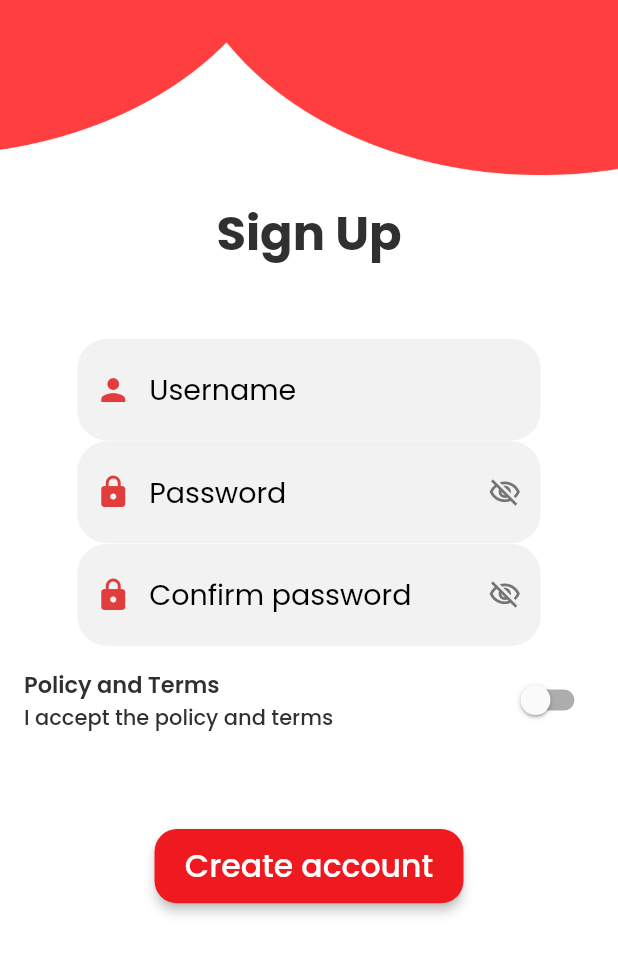
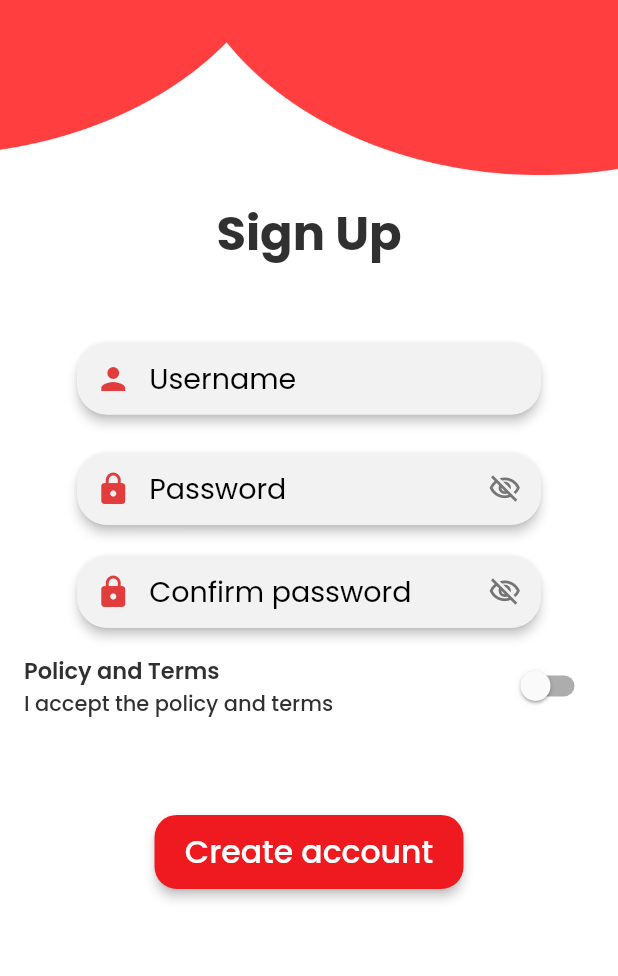
Before and after one commit to sergioloza2/Proyecto-Notas-Flutter, a Flutter app: the screen it shows after launch, after a tap on "Sign up", on a phone screen of 412 x 824 dp, the part 244-1220 px from its top. Run offline on Flutter 3.47's test engine with Material 2 defaults, Android fonts, the phone set to English and light mode, and no system bars; drawn by our look-alikes of auto_size_text; our stand-ins replace google_fonts; network calls fail.

Commit message:
Diseño pulido

```diff
--- a/lib/flutter_flow/flutter_flow_widgets.dart
+++ b/lib/flutter_flow/flutter_flow_widgets.dart
@@ -44,20 +44,31 @@ class FFButtonWidget extends StatelessWidget {
     @required this.onPressed,
     this.iconData,
     @required this.options,
+    this.autoSize = true,
   }) : super(key: key);
 
   final String text;
   final IconData iconData;
   final VoidCallback onPressed;
   final FFButtonOptions options;
+  final bool autoSize;
 
   @override
   Widget build(BuildContext context) {
-    final textWidget = AutoSizeText(
-      text,
-      style: options.textStyle,
-      maxLines: 1,
-    );
+    dynamic textWidget;
+    if (autoSize) {
+      textWidget = AutoSizeText(
+        text,
+        style: options.textStyle,
+        maxLines: 1,
+      );
+    } else {
+      textWidget = Text(
+        text,
+        style: options.textStyle,
+        maxLines: 1,
+      );
+    }
     if (iconData != null) {
       return SizedBox(
         height: options.height,
--- a/lib/homepage.dart
+++ b/lib/homepage.dart
@@ -1,3 +1,5 @@
+import 'package:flutter/services.dart';
+import 'package:test_flutter_flow/notespage.dart';
 import 'package:test_flutter_flow/signuppage.dart';
 
 import '../flutter_flow/flutter_flow_theme.dart';
@@ -33,7 +35,11 @@ class _HomePageWidgetState extends State<HomePageWidget> {
       key: scaffoldKey,
       resizeToAvoidBottomInset: false,
       backgroundColor: const Color(0xFFF5F5F5),
-      body: Container(
+      body: AnnotatedRegion<SystemUiOverlayStyle>(
+        value: const SystemUiOverlayStyle(
+          statusBarColor: Color(0xFFFF3E3F),
+        ),
+        child: Container(
           width: double.infinity,
           height: double.infinity,
           decoration: BoxDecoration(
@@ -93,19 +99,23 @@ class _HomePageWidgetState extends State<HomePageWidget> {
               Align(
                 alignment: const AlignmentDirectional(0, 0),
                 child: Padding(
-                padding: const EdgeInsetsDirectional.fromSTEB(0, 35, 0, 0),
+                  padding: const EdgeInsetsDirectional.fromSTEB(0, 35, 0, 10),
                   child: Container(
                     width: MediaQuery.of(context).size.width * 0.75,
-                  height: MediaQuery.of(context).size.height * 0.083,
+                    height: MediaQuery.of(context).size.height * 0.065,
                     decoration: const BoxDecoration(
                       color: Colors.white,
                     ),
                     alignment: const AlignmentDirectional(0, 0),
+                    child: Material(
+                      elevation: 3,
+                      borderRadius: BorderRadius.circular(20),
                       child: TextFormField(
                         autofocus: false,
                         controller: textController1,
                         obscureText: false,
                         decoration: InputDecoration(
+                          contentPadding: const EdgeInsets.only(top: 15),
                           hintText: 'Username',
                           hintStyle: FlutterFlowTheme.bodyText1.override(
                             fontFamily: 'Poppins',
@@ -140,21 +150,28 @@ class _HomePageWidgetState extends State<HomePageWidget> {
                     ),
                   ),
                 ),
+              ),
               Align(
                 alignment: const AlignmentDirectional(0, 0),
+                child: Padding(
+                  padding: const EdgeInsets.only(top: 10),
                   child: Container(
                     width: MediaQuery.of(context).size.width * 0.75,
-                height: MediaQuery.of(context).size.height * 0.083,
+                    height: MediaQuery.of(context).size.height * 0.065,
                     decoration: const BoxDecoration(
                       color: Colors.white,
                       shape: BoxShape.rectangle,
                     ),
                     alignment: const AlignmentDirectional(0, 0),
+                    child: Material(
+                      elevation: 3,
+                      borderRadius: BorderRadius.circular(20),
                       child: TextFormField(
                         autofocus: false,
                         controller: textController2,
                         obscureText: !passwordVisibility,
                         decoration: InputDecoration(
+                          contentPadding: const EdgeInsets.only(top: 15),
                           hintText: 'Password',
                           hintStyle: FlutterFlowTheme.bodyText1.override(
                             fontFamily: 'Poppins',
@@ -200,10 +217,12 @@ class _HomePageWidgetState extends State<HomePageWidget> {
                       ),
                     ),
                   ),
+                ),
+              ),
               Align(
                 alignment: const AlignmentDirectional(0, 0),
                 child: Padding(
-                padding: const EdgeInsetsDirectional.fromSTEB(0, 50, 0, 0),
+                  padding: const EdgeInsetsDirectional.fromSTEB(0, 40, 0, 0),
                   child: Container(
                     width: MediaQuery.of(context).size.width * 0.5,
                     height: MediaQuery.of(context).size.height * 0.06,
@@ -214,12 +233,19 @@ class _HomePageWidgetState extends State<HomePageWidget> {
                       alignment: const AlignmentDirectional(0, 0),
                       child: FFButtonWidget(
                         onPressed: () {
-                        print('Button pressed ...');
+                          // Falta implementar, verificar usuario y contraseña
+
+                          Navigator.push(
+                            context,
+                            MaterialPageRoute(
+                              builder: (context) => const NotesPageWidget(),
+                            ),
+                          );
                         },
                         text: 'Login',
                         options: FFButtonOptions(
                           width: double.infinity,
-                        height: 50,
+                          height: MediaQuery.of(context).size.height * 0.05,
                           color: const Color(0xFFEF1A20),
                           textStyle: FlutterFlowTheme.subtitle2.override(
                             fontSize: 21,
@@ -263,7 +289,7 @@ class _HomePageWidgetState extends State<HomePageWidget> {
                         text: 'Sign up',
                         options: FFButtonOptions(
                           width: double.infinity,
-                        height: 50,
+                          height: MediaQuery.of(context).size.height * 0.05,
                           color: const Color(0xFFEF1A20),
                           textStyle: FlutterFlowTheme.subtitle2.override(
                             fontSize: 21,
@@ -345,6 +371,7 @@ class _HomePageWidgetState extends State<HomePageWidget> {
             ],
           ),
         ),
+      ),
     );
   }
 }
--- a/lib/signuppage.dart
+++ b/lib/signuppage.dart
@@ -115,18 +115,22 @@ class _SignUpPageWidgetState extends State<SignUpPageWidget> {
             Align(
               alignment: const AlignmentDirectional(0, 0),
               child: Padding(
-                padding: const EdgeInsetsDirectional.fromSTEB(0, 26, 0, 0),
+                padding: const EdgeInsetsDirectional.fromSTEB(0, 26, 0, 10),
                 child: Container(
                   width: MediaQuery.of(context).size.width * 0.75,
-                  height: MediaQuery.of(context).size.height * 0.083,
+                  height: MediaQuery.of(context).size.height * 0.065,
                   decoration: const BoxDecoration(
                     color: Colors.white,
                   ),
                   alignment: const AlignmentDirectional(0, 0),
+                  child: Material(
+                    elevation: 3,
+                    borderRadius: BorderRadius.circular(20),
                     child: TextFormField(
                       controller: usernameTextController,
                       obscureText: false,
                       decoration: InputDecoration(
+                        contentPadding: const EdgeInsets.only(top: 15),
                         hintText: 'Username',
                         hintStyle: FlutterFlowTheme.bodyText1.override(
                           fontFamily: 'Poppins',
@@ -161,20 +165,27 @@ class _SignUpPageWidgetState extends State<SignUpPageWidget> {
                   ),
                 ),
               ),
+            ),
             Align(
               alignment: const AlignmentDirectional(0, 0),
+              child: Padding(
+                padding: const EdgeInsetsDirectional.fromSTEB(0, 10, 0, 15),
                 child: Container(
                   width: MediaQuery.of(context).size.width * 0.75,
-                height: MediaQuery.of(context).size.height * 0.083,
+                  height: MediaQuery.of(context).size.height * 0.065,
                   decoration: const BoxDecoration(
                     color: Colors.white,
                     shape: BoxShape.rectangle,
                   ),
                   alignment: const AlignmentDirectional(0, 0),
+                  child: Material(
+                    elevation: 3,
+                    borderRadius: BorderRadius.circular(20),
                     child: TextFormField(
                       controller: passwordTextController,
                       obscureText: !passwordVisibility1,
                       decoration: InputDecoration(
+                        contentPadding: const EdgeInsets.only(top: 15),
                         hintText: 'Password',
                         hintStyle: FlutterFlowTheme.bodyText1.override(
                           fontFamily: 'Poppins',
@@ -220,20 +231,26 @@ class _SignUpPageWidgetState extends State<SignUpPageWidget> {
                     ),
                   ),
                 ),
+              ),
+            ),
             Align(
               alignment: const AlignmentDirectional(0, 0),
               child: Container(
                 width: MediaQuery.of(context).size.width * 0.75,
-                height: MediaQuery.of(context).size.height * 0.083,
+                height: MediaQuery.of(context).size.height * 0.065,
                 decoration: const BoxDecoration(
                   color: Colors.white,
                   shape: BoxShape.rectangle,
                 ),
                 alignment: const AlignmentDirectional(0, 0),
+                child: Material(
+                  elevation: 3,
+                  borderRadius: BorderRadius.circular(20),
                   child: TextFormField(
                     controller: passwordConfirmTextController,
                     obscureText: !passwordVisibility2,
                     decoration: InputDecoration(
+                      contentPadding: const EdgeInsets.only(top: 15),
                       hintText: 'Confirm password',
                       hintStyle: FlutterFlowTheme.bodyText1.override(
                         fontFamily: 'Poppins',
@@ -275,6 +292,7 @@ class _SignUpPageWidgetState extends State<SignUpPageWidget> {
                     style: FlutterFlowTheme.bodyText1.override(
                       fontFamily: 'Poppins',
                       fontSize: 19,
+                    ),
                   ),
                 ),
               ),
```
Also changed, not shown: lib/flutter_flow/flutter_flow_icon_button.dart (added, +46 -0 lines), lib/navdrawer/navdrawer.dart (added, +59 -0 lines), lib/notespage.dart (added, +241 -0 lines). Lines whose indentation alone changed are shown as unchanged.
